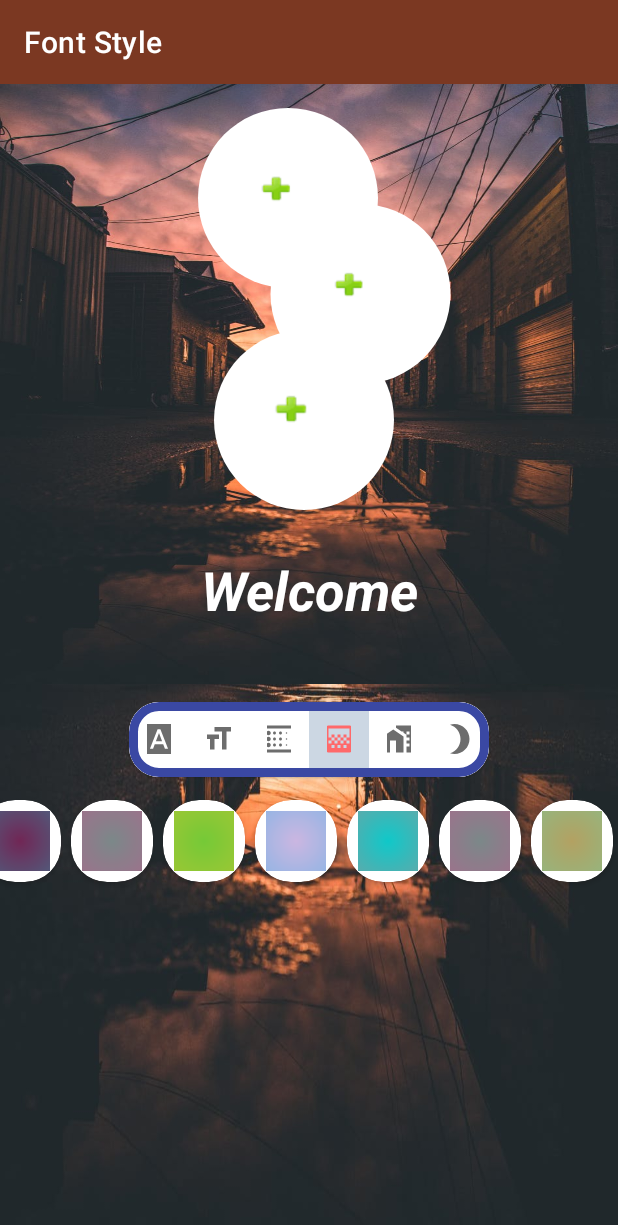
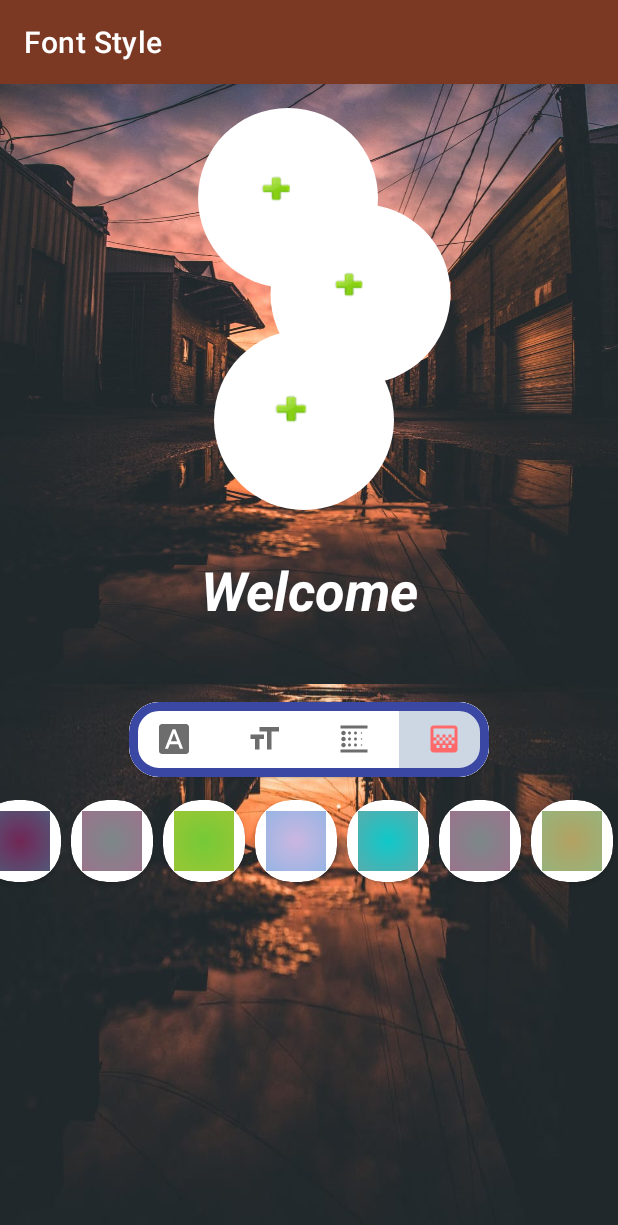
Before and after one commit to ravisorathiya/ShapeOfView, an Android app: the screen it shows after launch (MainActivity), tab 4 chosen, on a phone screen of 412 x 824 dp. Shown: the top 1225 px of the screen. Run offline under Robolectric (Android 15) with nearby library versions, the light colour scheme and no system bars; our stand-ins replace navigation-ui; libraries missing offline, so code that uses them is left out: com.github.siyamed.shapeimageview; plain views replace CircleView, RoundedImageView; 2 statements that could not run were skipped.

Commit message:
backgrond color set option menu

```diff
--- a/app/src/main/java/com/example/shapeolorpp/MainActivity.kt
+++ b/app/src/main/java/com/example/shapeolorpp/MainActivity.kt
@@ -8,6 +8,8 @@ import android.net.Uri
 import android.os.Build
 import android.os.Bundle
 import android.provider.MediaStore
+import android.view.Menu
+import android.view.MenuItem
 import android.view.MotionEvent
 import android.view.View
 import android.widget.FrameLayout
@@ -18,10 +20,12 @@ import androidx.constraintlayout.widget.ConstraintLayout
 import androidx.core.view.forEach
 import androidx.fragment.app.Fragment
 import androidx.navigation.NavController
+import androidx.navigation.findNavController
 import androidx.navigation.fragment.NavHostFragment
 import androidx.navigation.fragment.findNavController
 import androidx.navigation.ui.AppBarConfiguration
 import androidx.navigation.ui.navigateUp
+import androidx.navigation.ui.onNavDestinationSelected
 import androidx.navigation.ui.setupActionBarWithNavController
 import androidx.viewpager2.widget.ViewPager2
 import com.example.shapeolorpp.adapters.ViewpagerAdapter
@@ -73,10 +77,11 @@ class MainActivity : AppCompatActivity() {
                 R.id.fontStyleFragment,
                 R.id.fontSizeChangeFragment,
                 R.id.linearColorFragment,
-                R.id.radialColorFragment,
-                R.id.bodyColorFragment
+                R.id.radialColorFragment
+
             )
         )
+
 
         val toolbar = findViewById<Toolbar>(R.id.toolbar)
         setSupportActionBar(toolbar)
@@ -90,14 +95,14 @@ class MainActivity : AppCompatActivity() {
 
             if (motionEvent.action == MotionEvent.ACTION_MOVE) {
 
-                view.y = motionEvent.rawY - view.height/2
-                view.x = motionEvent.rawX - view.width/2
+                view.y = motionEvent.rawY - view.height / 2
+                view.x = motionEvent.rawX - view.width / 2
             }
 
             true
 
         })
-        textWishView =findViewById(R.id.text_wish)
+        textWishView = findViewById(R.id.text_wish)
         textWishView.setOnTouchListener(listener)
 
     }
@@ -108,13 +113,13 @@ class MainActivity : AppCompatActivity() {
         val tabLayout = findViewById<TabLayout>(R.id.tab_layout)
         val viewPager2Tab = findViewById<ViewPager2>(R.id.pager_activity)
 
-        val fragmentList = arrayListOf<Fragment>(
+        val fragmentList = arrayListOf(
             FontStyleFragment(),
             FontSizeChangeFragment(),
             LinearColorFragment(),
-            RadialColorFragment(),
-            BodyHorizotalFragment(),
-            BodyVentricleFragment()
+            RadialColorFragment()
+
+
         )
 
 
@@ -133,8 +138,6 @@ class MainActivity : AppCompatActivity() {
                 1 -> tab.setIcon(R.drawable.ic_textsize)
                 2 -> tab.setIcon(R.drawable.ic_linear)
                 3 -> tab.setIcon(R.drawable.ic_greadient)
-                4 -> tab.setIcon(R.drawable.ic_horizontal)
-                5 -> tab.setIcon(R.drawable.ic_verticle)
             }
             viewPager2Tab.setCurrentItem(tab.position, true)
         }.attach()
@@ -145,6 +148,16 @@ class MainActivity : AppCompatActivity() {
     override fun onSupportNavigateUp(): Boolean {
         return navController.navigateUp(appBarConfiguration) || super.onSupportNavigateUp()
 
+    }
+
+    override fun onCreateOptionsMenu(menu: Menu?): Boolean {
+        menuInflater.inflate(R.menu.menu_item, menu)
+        return true
+
+    }
+
+    override fun onOptionsItemSelected(item: MenuItem): Boolean {
+        return item.onNavDestinationSelected(navController) || super.onOptionsItemSelected(item)
     }
 
 
--- a/app/src/main/java/com/example/shapeolorpp/adapters/BodyHorizontalAdapter.kt
+++ b/app/src/main/java/com/example/shapeolorpp/adapters/BodyHorizontalAdapter.kt
@@ -41,7 +41,7 @@ class BodyHorizontalAdapter(
             imagecircle.setOnClickListener {
                 val position = adapterPosition
                 if (position!=RecyclerView.NO_POSITION){
-                    listenBody.changeBodycolor(position)
+                    listenBody.changeBodyColor(position)
                 }
             }
 
@@ -59,7 +59,7 @@ class BodyHorizontalAdapter(
     }
 
     interface OnBodyColorClick {
-        fun changeBodycolor(position: Int)
+        fun changeBodyColor(position: Int)
     }
 
 }
--- a/app/src/main/java/com/example/shapeolorpp/ui/BodyHorizotalFragment.kt
+++ /dev/null
@@ -1,50 +0,0 @@
-package com.example.shapeolorpp.ui
-
-import android.os.Bundle
-import android.view.View
-import androidx.constraintlayout.widget.ConstraintLayout
-import androidx.fragment.app.Fragment
-import androidx.recyclerview.widget.LinearLayoutManager
-import androidx.recyclerview.widget.RecyclerView
-import com.example.shapeolorpp.R
-import com.example.shapeolorpp.adapters.BodyHorizontalAdapter
-import com.example.shapeolorpp.models.BodyHorizontalData
-import com.example.shapeolorpp.utills.BodyHorizontal
-
-class BodyHorizotalFragment : Fragment(R.layout.fragment_bodyhorizontal_color) , BodyHorizontalAdapter.OnBodyColorClick {
-
-    private lateinit var listBodyColor : ArrayList<BodyHorizontalData>
-    lateinit var viewLayout: ConstraintLayout
-
-    override fun onViewCreated(view: View, savedInstanceState: Bundle?) {
-        super.onViewCreated(view, savedInstanceState)
-
-        setupRecylcleBodyColor()
-
-    }
-
-    private fun setupRecylcleBodyColor() {
-        val adapterBodyColor = BodyHorizontalAdapter(this)
-        val rvBody = view?.findViewById<RecyclerView>(R.id.rv_back_color)
-        listBodyColor = BodyHorizontal.colorCollector()
-        rvBody?.setHasFixedSize(true)
-        rvBody?.layoutManager = LinearLayoutManager(context,LinearLayoutManager.HORIZONTAL,true)
-        adapterBodyColor.submitList(listBodyColor)
-        rvBody?.adapter = adapterBodyColor
-    }
-
-    override fun changeBodycolor(position: Int) {
-
-        viewLayout = requireActivity().findViewById(R.id.const_layout)
-        listBodyColor.forEachIndexed { index, backColorData ->
-            if (position == index){
-                val data = backColorData.radialDrawable
-                viewLayout.background = data
-            }
-        }
-    }
-
-    companion object{
-        private const val TAG = "BodyColorFragment"
-    }
-}
--- a/app/src/main/res/layout/activity_main.xml
+++ b/app/src/main/res/layout/activity_main.xml
@@ -22,67 +22,18 @@
     <FrameLayout
         android:id="@+id/fram_layout"
         android:layout_width="match_parent"
-        android:layout_height="wrap_content" />
+        android:layout_height="wrap_content" >
+
+    </FrameLayout>
 
 
-   <!-- <TextView
-        android:id="@+id/text_wish"
-        android:layout_width="399dp"
-        android:layout_height="wrap_content"
-        android:layout_marginBottom="12dp"
-        android:gravity="center_horizontal|center_vertical"
-        android:text="@string/welcome"
-        android:visibility="gone"
-        android:textAlignment="center"
-        android:textColor="#758283"
-        android:textSize="36sp"
-        android:textStyle="italic|bold" />-->
 
-   <!-- <LinearLayout
-        android:layout_width="match_parent"
-        android:layout_height="match_parent"
-        android:orientation="vertical">
-
-        <com.google.android.material.card.MaterialCardView
-            android:layout_width="220dp"
-            android:layout_height="50dp"
-            android:layout_gravity="center"
-            android:layout_margin="12dp"
-            android:padding="8dp"
-            app:cardCornerRadius="20sp"
-
-            app:strokeColor="@color/colorPrimaryDark"
-            app:strokeWidth="6dp">
-
-            <com.google.android.material.tabs.TabLayout
-                android:id="@+id/tab_layout"
-                android:layout_width="match_parent"
-                android:layout_height="50dp"
-                android:layout_gravity="center"
-                android:requiresFadingEdge="vertical"
-                app:tabGravity="fill"
-                app:tabIndicatorColor="?attr/colorAccent"
-                app:tabIndicatorGravity="stretch"
-                app:tabMaxWidth="0dp"
-                app:tabMode="fixed"
-                app:tabSelectedTextColor="@android:color/white"
-                app:tabTextAppearance="@android:style/TextAppearance.Widget.TabWidget"
-                app:tabTextColor="?attr/colorPrimary">
-
-            </com.google.android.material.tabs.TabLayout>
-
-        </com.google.android.material.card.MaterialCardView>
-
-        <androidx.viewpager2.widget.ViewPager2
-            android:id="@+id/pager_activity"
+        <include layout="@layout/sub_tab_layout"
+            android:layout_height="match_parent"
             android:layout_width="match_parent"
-            android:layout_height="match_parent" />
+            />
 
 
-    </LinearLayout>
--->
-    <include
-        layout="@layout/sub_tab_layout"/>
 
     <androidx.fragment.app.FragmentContainerView
         android:id="@+id/nav_host_fragment"
--- a/app/src/main/res/layout/fragment_bodyhorizontal_color.xml
+++ b/app/src/main/res/layout/fragment_bodyhorizontal_color.xml
@@ -4,7 +4,7 @@
     xmlns:tools="http://schemas.android.com/tools"
     android:layout_width="match_parent"
     android:layout_height="match_parent"
-    tools:context=".ui.BodyHorizotalFragment">
+    tools:context=".ui.BottomShitHorizontalFragment">
 
 
     <androidx.recyclerview.widget.RecyclerView
--- a/app/src/main/res/layout/fragment_bodyverticle_color.xml
+++ b/app/src/main/res/layout/fragment_bodyverticle_color.xml
@@ -4,7 +4,7 @@
     xmlns:tools="http://schemas.android.com/tools"
     android:layout_width="match_parent"
     android:layout_height="match_parent"
-    tools:context=".ui.BodyVentricleFragment">
+    tools:layout=".ui.BottomShitVerticleFragment">
 
 
     <androidx.recyclerview.widget.RecyclerView
--- a/app/src/main/res/navigation/nav_graph.xml
+++ b/app/src/main/res/navigation/nav_graph.xml
@@ -25,12 +25,15 @@
         android:name="com.example.shapeolorpp.ui.RadialColorFragment"
         android:label="Radial Color"
         tools:layout="@layout/fragment_font_radial" />
-    <fragment
-        android:id="@+id/bodyColorFragment"
-        android:name="com.example.shapeolorpp.ui.BodyHorizotalFragment"
-        android:label="BodyColorFragment" />
-    <fragment
-        android:id="@+id/bodyColorVerticleFragment"
-        android:name="com.example.shapeolorpp.ui.BodyVentricleFragment"
-        android:label="BodyColorVerticleFragment" />
+    <dialog
+        android:id="@+id/bottomShitFragment"
+        android:name="com.example.shapeolorpp.ui.BottomShitHorizontalFragment"
+        tools:layout="@layout/fragment_bodyhorizontal_color"
+        android:label="BottomShitFragment" />
+    <dialog
+        android:id="@+id/bottomShitVerticleFragment"
+        android:name="com.example.shapeolorpp.ui.BottomShitVerticleFragment"
+        tools:layout="@layout/fragment_bodyverticle_color"
+
+    android:label="BottomShitVerticleFragment" />
 </navigation>
```
Also changed, not shown: app/src/main/java/com/example/shapeolorpp/ui/BodyVentricleFragment.kt (deleted, +0 -59 lines), app/src/main/res/layout/bottom_shit.xml (+27 -23 lines).
